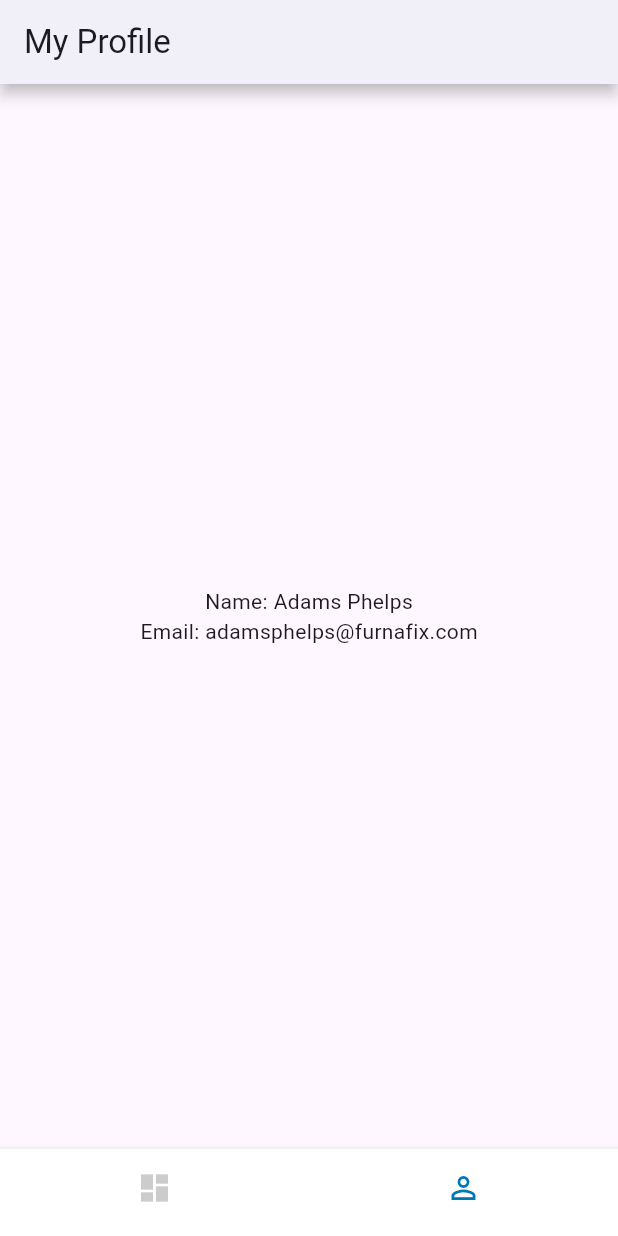
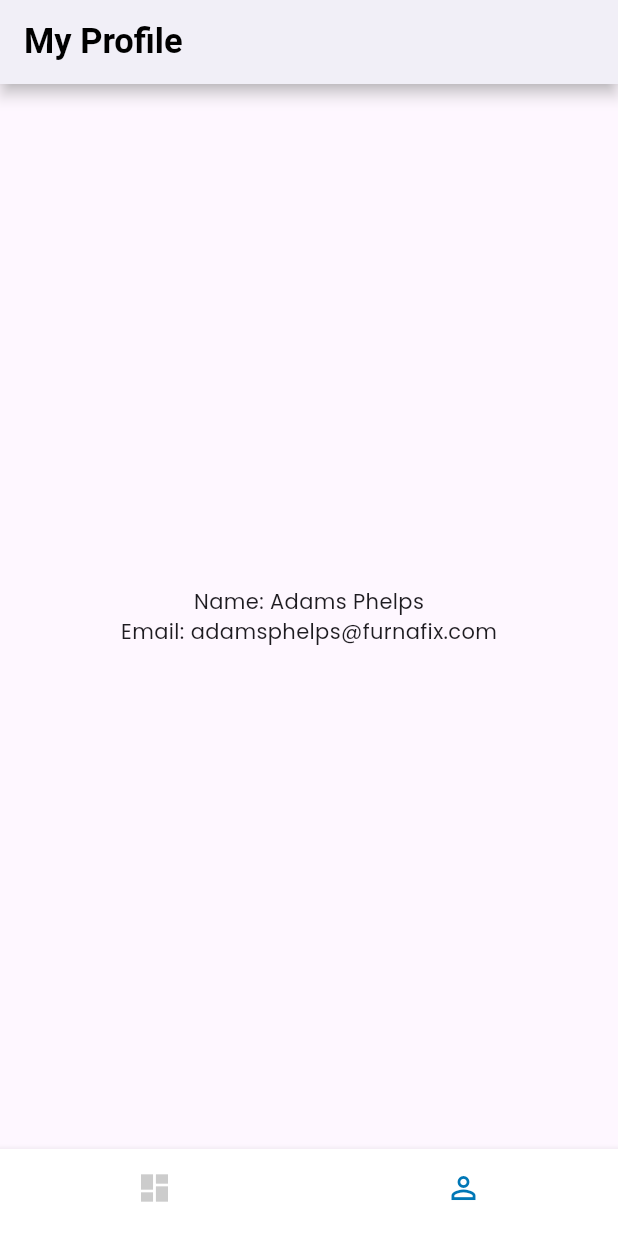
Before and after one commit to derohimat/contact_app_tw, a Flutter app: the screen it shows after launch, item 2 of the bottom bar chosen, on a phone screen of 412 x 824 dp. Run offline on Flutter 3.47's test engine with Material 3 defaults, Android fonts, the phone set to English and light mode, and no system bars; our stand-ins replace get, google_fonts.

Commit message:
setup google_fonts

```diff
--- a/lib/main.dart
+++ b/lib/main.dart
@@ -3,6 +3,7 @@ import 'package:contact_app_tw/styles/app_colors.dart';
 import 'package:flutter/material.dart';
 import 'package:flutter/services.dart';
 import 'package:get/get.dart';
+import 'package:google_fonts/google_fonts.dart';
 
 import 'data/services/secure_storage_service.dart';
 import 'presentation/screens/home/home_binding.dart';
@@ -35,6 +36,10 @@ class MyApp extends StatelessWidget {
           shadowColor: AppColors.darkGray,
           systemOverlayStyle: SystemUiOverlayStyle.dark,
           elevation: 4.0,
+          titleTextStyle: TextStyle(color: AppColors.black, fontSize: 23.0, fontWeight: FontWeight.bold),
+        ),
+        textTheme: GoogleFonts.poppinsTextTheme(
+          Theme.of(context).textTheme,
         ),
         inputDecorationTheme: InputDecorationTheme(
           border: OutlineInputBorder(
@@ -51,6 +56,7 @@ class MyApp extends StatelessWidget {
             }
             return TextStyle(color: AppColors.darkGray);
           }),
+          labelStyle: TextStyle(color: AppColors.darkGray.withOpacity(0.6)),
           floatingLabelBehavior: FloatingLabelBehavior.never,
         ),
       ),
--- a/pubspec.yaml
+++ b/pubspec.yaml
@@ -36,7 +36,7 @@ dependencies:
   # Use with the CupertinoIcons class for iOS style icons.
   cupertino_icons: ^1.0.8
   get: ^4.6.5
-#  flutter_secure_storage: ^9.2.2
+  google_fonts: ^4.0.3
 
 dev_dependencies:
   flutter_test:
```
